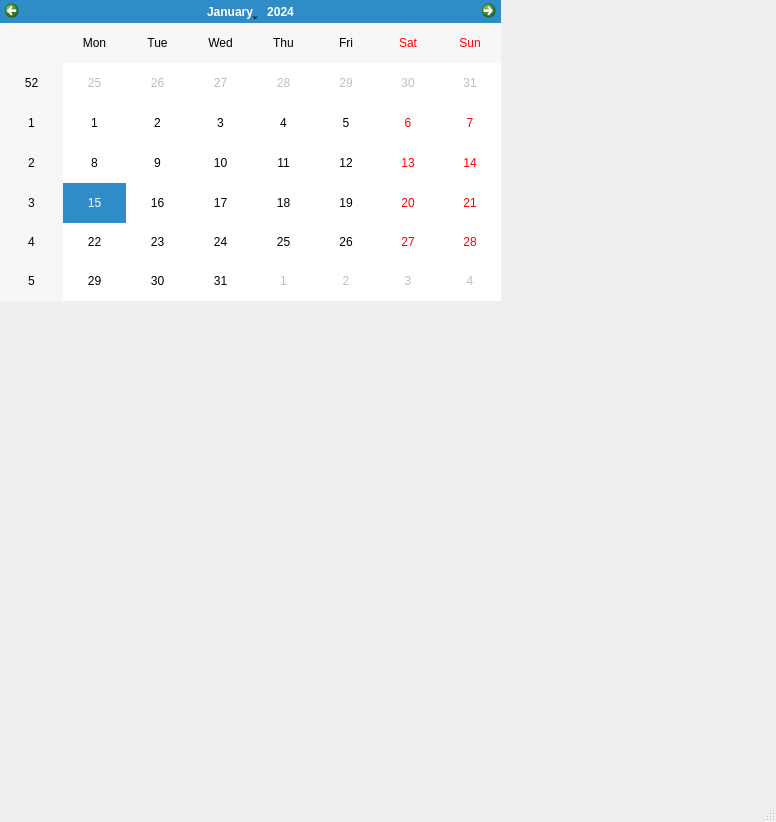
The window that Todo/mainwindow.ui (DGotshalk/Todo-Manager) describes before a commit, drawn with Qt 5.
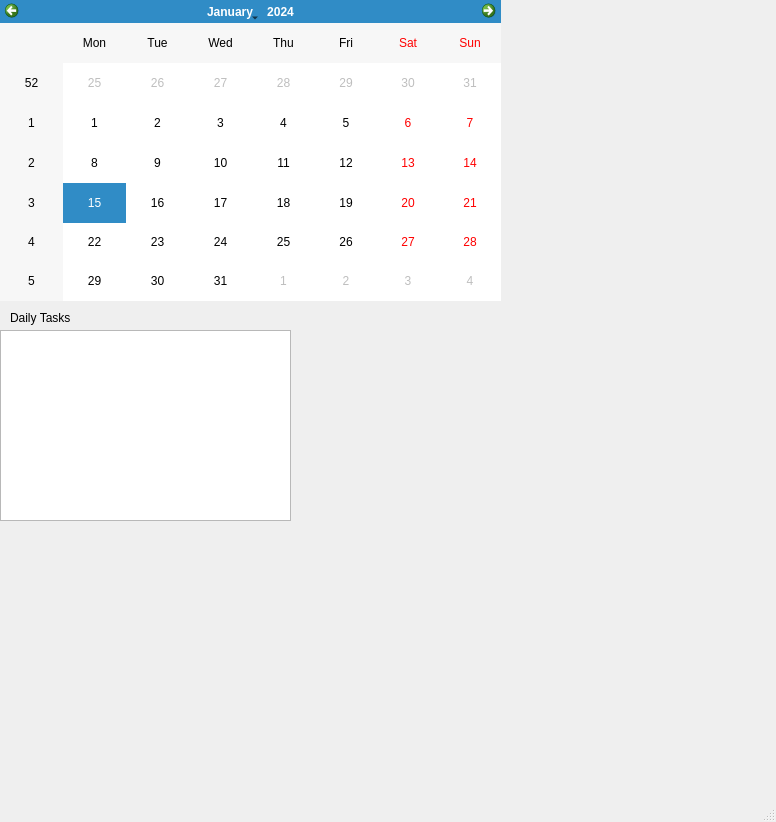
The same window after the commit.

The edit to the form file:
```diff
--- a/Todo/mainwindow.ui
+++ b/Todo/mainwindow.ui
@@ -24,6 +24,29 @@
      </rect>
     </property>
    </widget>
+   <widget class="QLabel" name="Dailylabel">
+    <property name="geometry">
+     <rect>
+      <x>10</x>
+      <y>307</y>
+      <width>241</width>
+      <height>21</height>
+     </rect>
+    </property>
+    <property name="text">
+     <string>Daily Tasks</string>
+    </property>
+   </widget>
+   <widget class="QListWidget" name="daily_items">
+    <property name="geometry">
+     <rect>
+      <x>0</x>
+      <y>330</y>
+      <width>291</width>
+      <height>191</height>
+     </rect>
+    </property>
+   </widget>
   </widget>
   <widget class="QStatusBar" name="statusBar"/>
  </widget>
```
